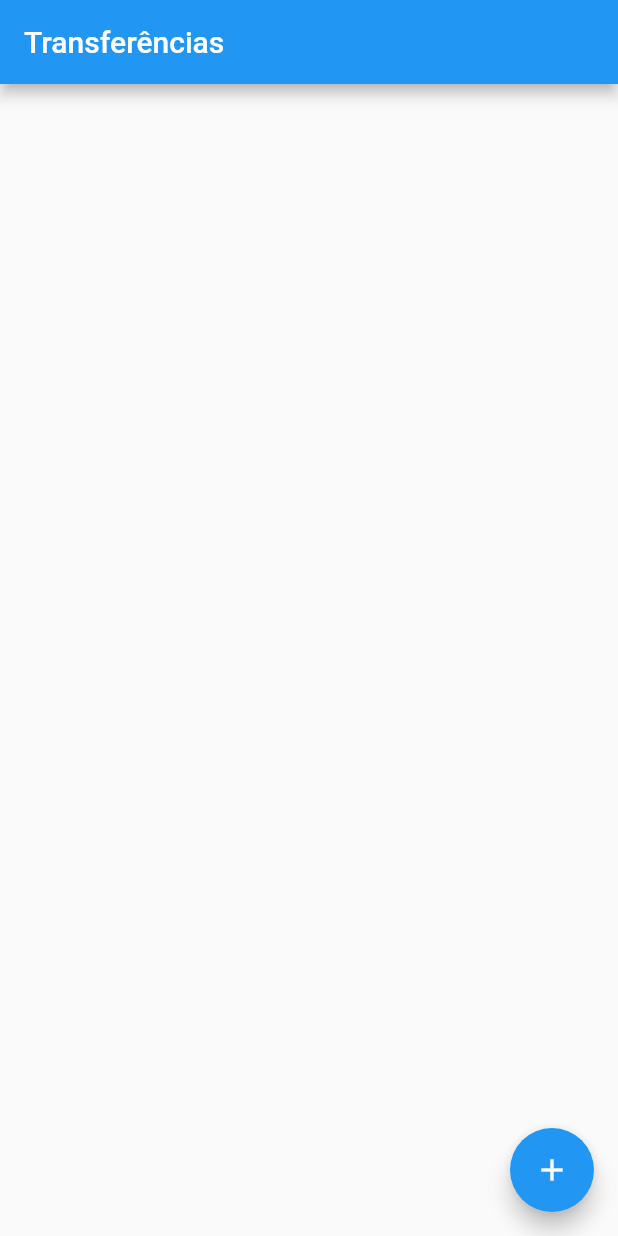
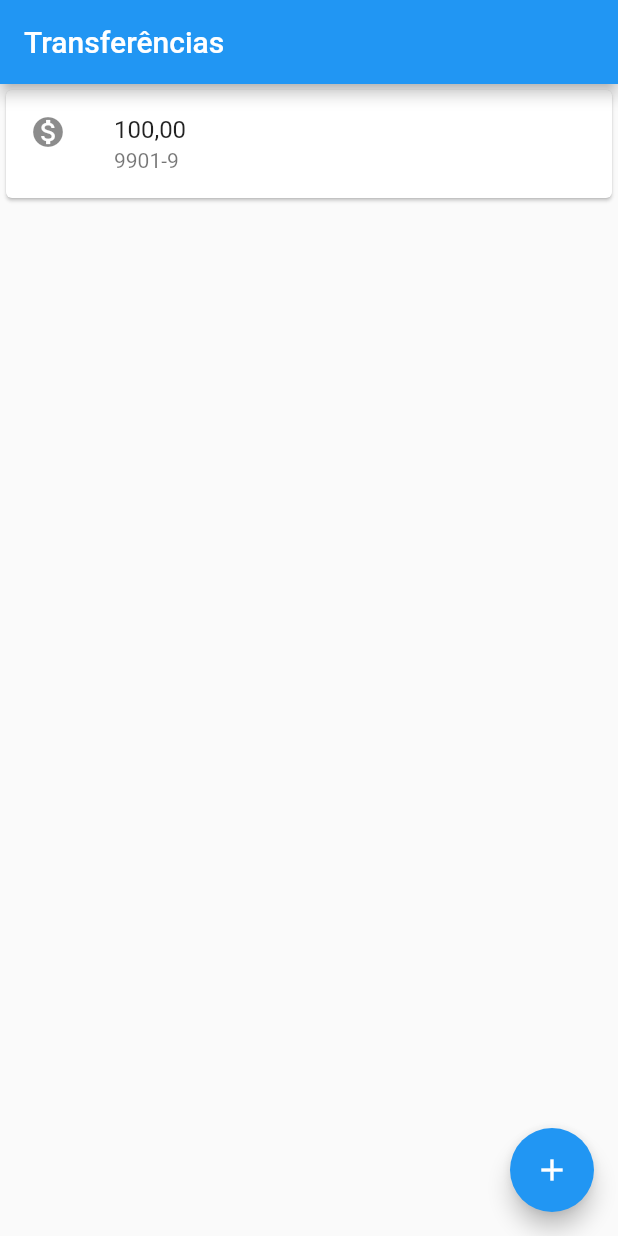
Before and after one commit to uires/bytebank-flutter, a Flutter app: the screen it shows after launch, on a phone screen of 412 x 824 dp. Run offline on Flutter 3.47's test engine with Material 2 defaults, Android fonts, the phone set to English and light mode, and no system bars.

Commit message:
construndo uma listTitle para listagem de transferências

```diff
--- a/lib/main.dart
+++ b/lib/main.dart
@@ -3,6 +3,13 @@ import 'package:flutter/material.dart';
 void main() => runApp(
     MaterialApp(
       home: Scaffold(
+        body: Card(
+          child: ListTile(
+            leading: Icon(Icons.monetization_on),
+            title: Text('100,00'),
+            subtitle: Text('9901-9'),
+          )
+        ),
         appBar: AppBar(
           title: Text('Transferências'),
         ),
```
